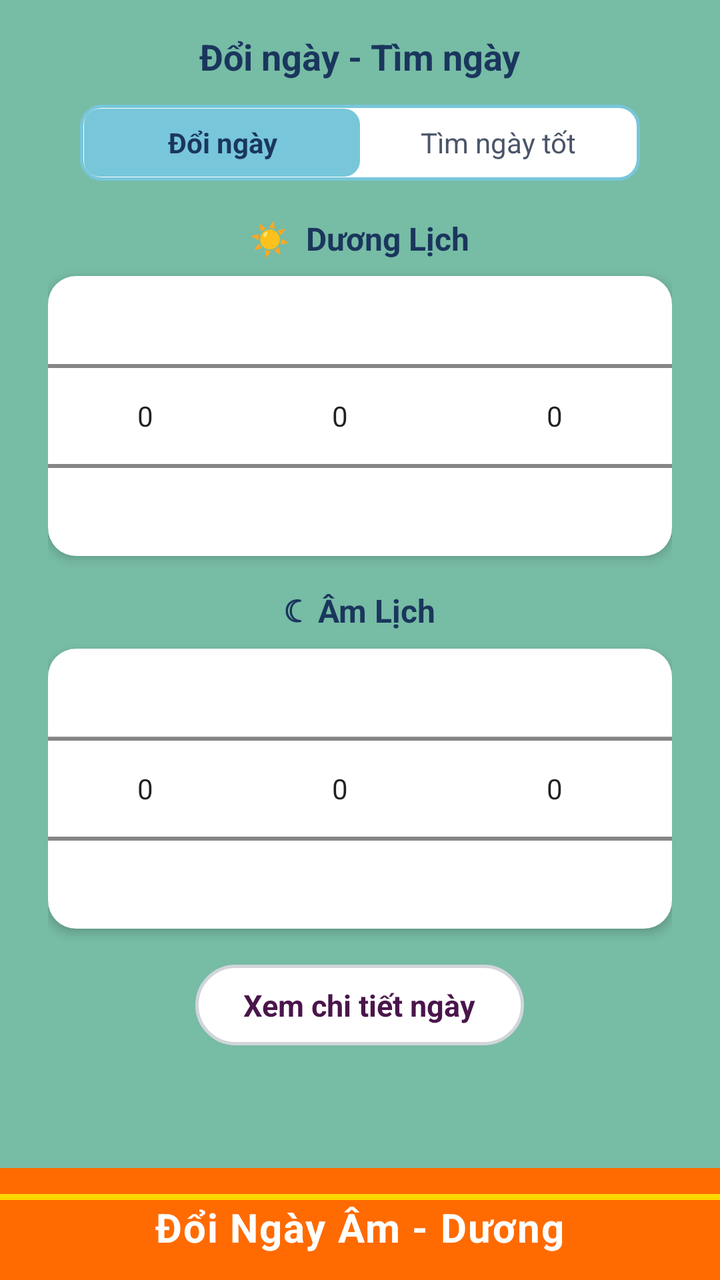
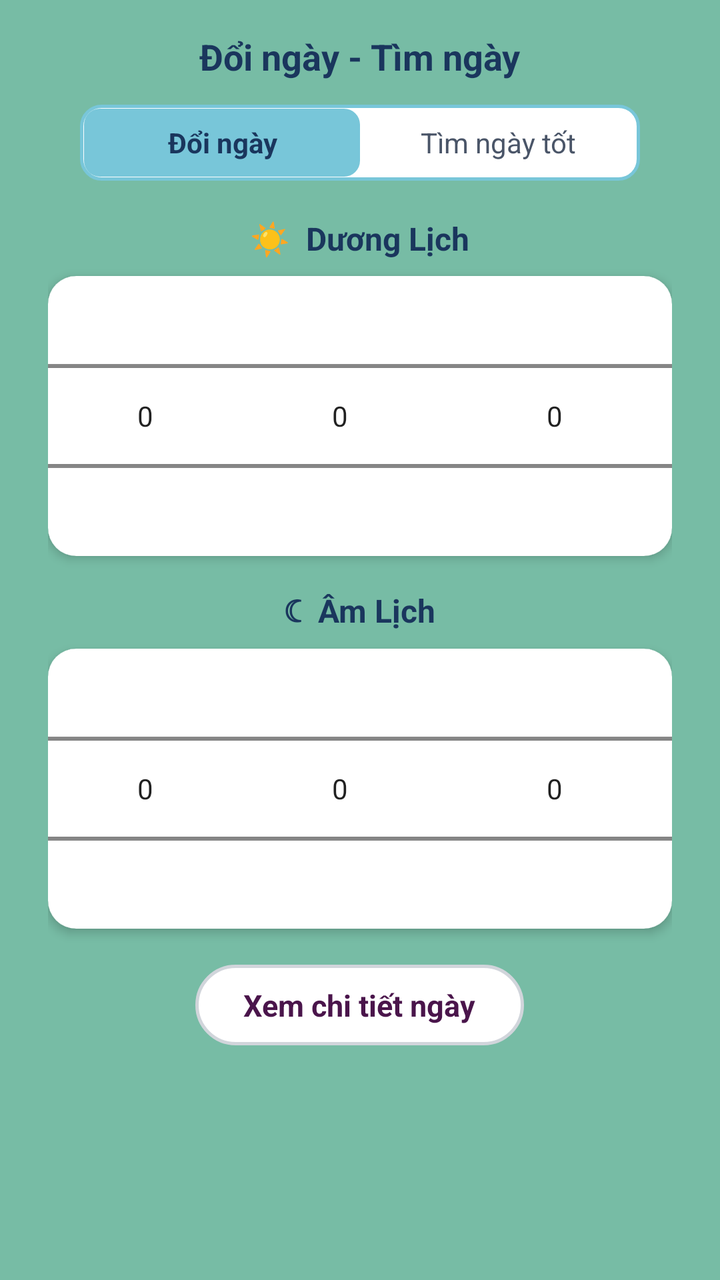

An Android layout rendered at two revisions. The XML below is the earlier revision; the diff shows what the commit changed to produce the second picture.
<!-- AndroidManifest.xml: application theme Theme.LichViet -->
<!-- res/layout/fragment_date_converter.xml -->
<?xml version="1.0" encoding="utf-8"?>
<androidx.constraintlayout.widget.ConstraintLayout xmlns:android="http://schemas.android.com/apk/res/android"
    xmlns:app="http://schemas.android.com/apk/res-auto"
    android:layout_width="match_parent"
    android:layout_height="match_parent"
    android:background="#77BCA5">

    
    <TextView
        android:id="@+id/tv_title_convert"
        android:layout_width="wrap_content"
        android:layout_height="wrap_content"
        android:layout_marginTop="16dp"
        android:text="@string/title_convert"
        android:textColor="#1A365D"
        android:textSize="18sp"
        android:textStyle="bold"
        app:layout_constraintTop_toTopOf="parent"
        app:layout_constraintStart_toStartOf="parent"
        app:layout_constraintEnd_toEndOf="parent" />

    
    <LinearLayout
        android:id="@+id/layout_tabs"
        android:layout_width="280dp"
        android:layout_height="38dp"
        android:layout_marginTop="12dp"
        android:background="@drawable/bg_tab_container"
        android:padding="2dp"
        android:orientation="horizontal"
        app:layout_constraintTop_toBottomOf="@id/tv_title_convert"
        app:layout_constraintStart_toStartOf="parent"
        app:layout_constraintEnd_toEndOf="parent">

        <TextView
            android:id="@+id/tab_doi_ngay"
            android:layout_width="0dp"
            android:layout_height="match_parent"
            android:layout_weight="1"
            android:background="@drawable/bg_tab_selected"
            android:gravity="center"
            android:text="@string/tab_convert_date"
            android:textColor="#1A365D"
            android:textSize="14sp"
            android:textStyle="bold"
            android:clickable="true"
            android:focusable="true" />

        <TextView
            android:id="@+id/tab_tim_ngay_tot"
            android:layout_width="0dp"
            android:layout_height="match_parent"
            android:layout_weight="1"
            android:background="@drawable/bg_tab_unselected"
            android:gravity="center"
            android:text="@string/tab_find_good_day"
            android:textColor="#4A5568"
            android:textSize="14sp"
            android:clickable="true"
            android:focusable="true" />
    </LinearLayout>

    
    <ScrollView
        android:id="@+id/scroll_content"
        android:layout_width="0dp"
        android:layout_height="0dp"
        android:layout_marginTop="10dp"
        android:layout_marginBottom="8dp"
        android:fillViewport="true"
        app:layout_constraintTop_toBottomOf="@id/layout_tabs"
        app:layout_constraintBottom_toTopOf="@id/bottom_banner_convert"
        app:layout_constraintStart_toStartOf="parent"
        app:layout_constraintEnd_toEndOf="parent">

        <LinearLayout
            android:layout_width="match_parent"
            android:layout_height="wrap_content"
            android:orientation="vertical"
            android:paddingHorizontal="24dp"
            android:gravity="center_horizontal">

            
            <LinearLayout
                android:id="@+id/container_doi_ngay"
                android:layout_width="match_parent"
                android:layout_height="wrap_content"
                android:orientation="vertical"
                android:gravity="center_horizontal">

                
                <TextView
                    android:layout_width="wrap_content"
                    android:layout_height="wrap_content"
                    android:layout_marginTop="8dp"
                    android:text="☀  Dương Lịch"
                    android:textColor="#1A365D"
                    android:textSize="16sp"
                    android:textStyle="bold" />

                
                <androidx.cardview.widget.CardView
                    android:layout_width="match_parent"
                    android:layout_height="140dp"
                    android:layout_marginTop="8dp"
                    app:cardCornerRadius="14dp"
                    app:cardElevation="3dp"
                    app:cardBackgroundColor="@color/white">

                    <LinearLayout
                        android:layout_width="match_parent"
                        android:layout_height="match_parent"
                        android:orientation="horizontal"
                        android:gravity="center">

                        <NumberPicker
                            android:id="@+id/picker_solar_day"
                            android:layout_width="0dp"
                            android:layout_height="wrap_content"
                            android:layout_weight="1" />

                        <NumberPicker
                            android:id="@+id/picker_solar_month"
                            android:layout_width="0dp"
                            android:layout_height="wrap_content"
                            android:layout_weight="1" />

                        <NumberPicker
                            android:id="@+id/picker_solar_year"
                            android:layout_width="0dp"
                            android:layout_height="wrap_content"
                            android:layout_weight="1.2" />

                    </LinearLayout>
                </androidx.cardview.widget.CardView>

                
                <TextView
                    android:layout_width="wrap_content"
                    android:layout_height="wrap_content"
                    android:layout_marginTop="16dp"
                    android:text="☾  Âm Lịch"
                    android:textColor="#1A365D"
                    android:textSize="16sp"
                    android:textStyle="bold" />

                
                <androidx.cardview.widget.CardView
                    android:layout_width="match_parent"
                    android:layout_height="140dp"
                    android:layout_marginTop="8dp"
                    app:cardCornerRadius="14dp"
                    app:cardElevation="3dp"
                    app:cardBackgroundColor="@color/white">

                    <LinearLayout
                        android:layout_width="match_parent"
                        android:layout_height="match_parent"
                        android:orientation="horizontal"
                        android:gravity="center">

                        <NumberPicker
                            android:id="@+id/picker_lunar_day"
                            android:layout_width="0dp"
                            android:layout_height="wrap_content"
                            android:layout_weight="1" />

                        <NumberPicker
                            android:id="@+id/picker_lunar_month"
                            android:layout_width="0dp"
                            android:layout_height="wrap_content"
                            android:layout_weight="1" />

                        <NumberPicker
                            android:id="@+id/picker_lunar_year"
                            android:layout_width="0dp"
                            android:layout_height="wrap_content"
                            android:layout_weight="1.2" />

                    </LinearLayout>
                </androidx.cardview.widget.CardView>

                
                <TextView
                    android:id="@+id/btn_view_day_detail"
                    android:layout_width="wrap_content"
                    android:layout_height="wrap_content"
                    android:layout_marginTop="18dp"
                    android:layout_marginBottom="12dp"
                    android:background="@drawable/bg_button_rounded"
                    android:text="@string/btn_view_day_detail"
                    android:textColor="#4A154B"
                    android:textSize="15sp"
                    android:textStyle="bold"
                    android:clickable="true"
                    android:focusable="true" />

            </LinearLayout>

            
            <LinearLayout
                android:id="@+id/container_tim_ngay_tot"
                android:layout_width="match_parent"
                android:layout_height="wrap_content"
                android:orientation="vertical"
                android:visibility="gone">

                <TextView
                    android:layout_width="wrap_content"
                    android:layout_height="wrap_content"
                    android:layout_marginTop="8dp"
                    android:text="Chọn mục đích tìm ngày tốt:"
                    android:textColor="#1A365D"
                    android:textSize="15sp"
                    android:textStyle="bold" />

                <Spinner
                    android:id="@+id/spinner_purpose"
                    android:layout_width="match_parent"
                    android:layout_height="48dp"
                    android:layout_marginTop="8dp"
                    android:background="@drawable/bg_folk_card"
                    android:paddingHorizontal="12dp" />

                <TextView
                    android:id="@+id/tv_find_result_title"
                    android:layout_width="wrap_content"
                    android:layout_height="wrap_content"
                    android:layout_marginTop="16dp"
                    android:text="Danh sách các ngày Hoàng Đạo trong tháng:"
                    android:textColor="#1A365D"
                    android:textSize="14sp"
                    android:textStyle="bold" />

                <androidx.recyclerview.widget.RecyclerView
                    android:id="@+id/rv_good_days"
                    android:layout_width="match_parent"
                    android:layout_height="wrap_content"
                    android:layout_marginTop="8dp"
                    android:nestedScrollingEnabled="false" />

            </LinearLayout>

        </LinearLayout>
    </ScrollView>

    
    <LinearLayout
        android:id="@+id/bottom_banner_convert"
        android:layout_width="0dp"
        android:layout_height="56dp"
        android:background="#FF6B00"
        android:orientation="vertical"
        android:gravity="center"
        app:layout_constraintBottom_toBottomOf="parent"
        app:layout_constraintStart_toStartOf="parent"
        app:layout_constraintEnd_toEndOf="parent">

        
        <View
            android:layout_width="match_parent"
            android:layout_height="3dp"
            android:background="#FFD700" />

        <TextView
            android:layout_width="wrap_content"
            android:layout_height="wrap_content"
            android:text="Đổi Ngày Âm - Dương"
            android:textColor="@color/white"
            android:textSize="20sp"
            android:textStyle="bold"
            android:letterSpacing="0.03" />

    </LinearLayout>

</androidx.constraintlayout.widget.ConstraintLayout>
<!-- resources referenced by this layout -->
<resources>
  <color name="white">#FFFFFF</color>
  <!-- drawable bg_button_rounded (drawable) -->
  <?xml version="1.0" encoding="utf-8"?>
  <ripple xmlns:android="http://schemas.android.com/apk/res/android"
      android:color="#E0E0E0">
      <item>
          <shape android:shape="rectangle">
              <solid android:color="#FFFFFF" />
              <corners android:radius="20dp" />
              <stroke
                  android:width="1.5dp"
                  android:color="#D1D5DB" />
              <padding
                  android:left="24dp"
                  android:top="10dp"
                  android:right="24dp"
                  android:bottom="10dp" />
          </shape>
      </item>
  </ripple>
  <!-- drawable bg_folk_card (drawable) -->
  <?xml version="1.0" encoding="utf-8"?>
  <shape xmlns:android="http://schemas.android.com/apk/res/android"
      android:shape="rectangle">
      <solid android:color="#FFFFFF" />
      <corners android:radius="14dp" />
      <stroke
          android:width="1dp"
          android:color="#E0E6E1" />
  </shape>
  <!-- drawable bg_tab_container (drawable) -->
  <?xml version="1.0" encoding="utf-8"?>
  <shape xmlns:android="http://schemas.android.com/apk/res/android"
      android:shape="rectangle">
      <solid android:color="#FFFFFF" />
      <corners android:radius="10dp" />
      <stroke
          android:width="1.5dp"
          android:color="#78C6D9" />
  </shape>
  <!-- drawable bg_tab_selected (drawable) -->
  <?xml version="1.0" encoding="utf-8"?>
  <shape xmlns:android="http://schemas.android.com/apk/res/android"
      android:shape="rectangle">
      <solid android:color="#78C6D9" />
      <corners android:radius="8dp" />
  </shape>
  <!-- drawable bg_tab_unselected (drawable) -->
  <?xml version="1.0" encoding="utf-8"?>
  <shape xmlns:android="http://schemas.android.com/apk/res/android"
      android:shape="rectangle">
      <solid android:color="#FFFFFF" />
      <corners android:radius="8dp" />
  </shape>
  <string name="btn_view_day_detail">Xem chi tiết ngày</string>
  <string name="tab_convert_date">Đổi ngày</string>
  <string name="tab_find_good_day">Tìm ngày tốt</string>
  <string name="title_convert">Đổi ngày - Tìm ngày</string>
  <style name="Theme.LichViet" parent="Theme.MaterialComponents.Light.NoActionBar">
          
          <item name="colorPrimary">@color/primary</item>
          <item name="colorPrimaryVariant">@color/primary_variant</item>
          <item name="colorOnPrimary">@color/white</item>
          
          <item name="colorSecondary">@color/secondary</item>
          <item name="colorSecondaryVariant">@color/secondary_variant</item>
          <item name="colorOnSecondary">@color/white</item>
          
          <item name="android:statusBarColor">@color/folk_sky_blue</item>
          <item name="android:windowLightStatusBar">false</item>
          <item name="android:windowBackground">@color/folk_parchment</item>
      </style>
  <color name="primary">#1B5E20</color>
  <color name="primary_variant">#003300</color>
  <color name="secondary">#E65100</color>
  <color name="secondary_variant">#AC1900</color>
  <color name="folk_sky_blue">#3FA9F5</color>
  <color name="folk_parchment">#F7F3E9</color>
</resources>

<!-- the commit's change to res/layout/fragment_date_converter.xml (unified diff, before → after) -->
@@ -69,7 +69,7 @@
         android:layout_marginBottom="8dp"
         android:fillViewport="true"
         app:layout_constraintTop_toBottomOf="@id/layout_tabs"
-        app:layout_constraintBottom_toTopOf="@id/bottom_banner_convert"
+        app:layout_constraintBottom_toBottomOf="parent"
         app:layout_constraintStart_toStartOf="parent"
         app:layout_constraintEnd_toEndOf="parent">
 
@@ -244,33 +244,4 @@
         </LinearLayout>
     </ScrollView>
 
-    
-    <LinearLayout
-        android:id="@+id/bottom_banner_convert"
-        android:layout_width="0dp"
-        android:layout_height="56dp"
-        android:background="#FF6B00"
-        android:orientation="vertical"
-        android:gravity="center"
-        app:layout_constraintBottom_toBottomOf="parent"
-        app:layout_constraintStart_toStartOf="parent"
-        app:layout_constraintEnd_toEndOf="parent">
-
-        
-        <View
-            android:layout_width="match_parent"
-            android:layout_height="3dp"
-            android:background="#FFD700" />
-
-        <TextView
-            android:layout_width="wrap_content"
-            android:layout_height="wrap_content"
-            android:text="Đổi Ngày Âm - Dương"
-            android:textColor="@color/white"
-            android:textSize="20sp"
-            android:textStyle="bold"
-            android:letterSpacing="0.03" />
-
-    </LinearLayout>
-
 </androidx.constraintlayout.widget.ConstraintLayout>
